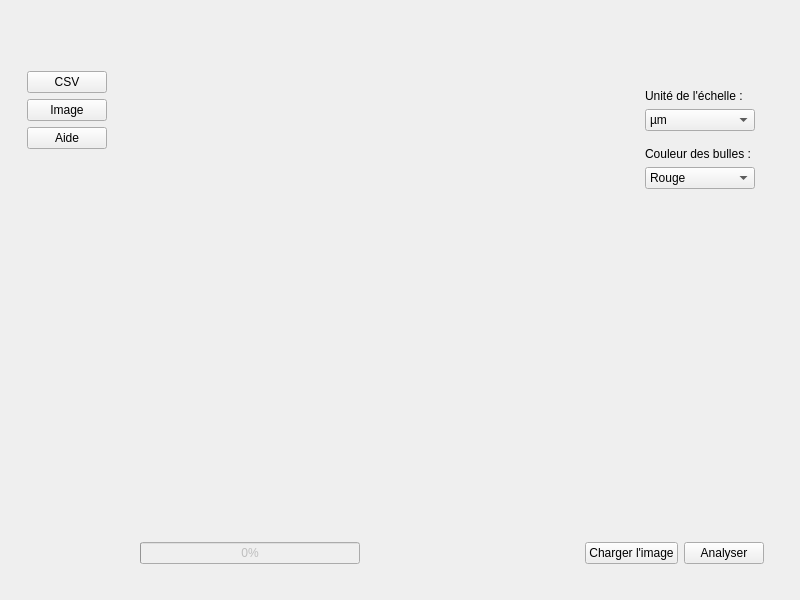
Qt form forms/mainwindow.ui (thibaud-heub/projet-s7) before a commit.
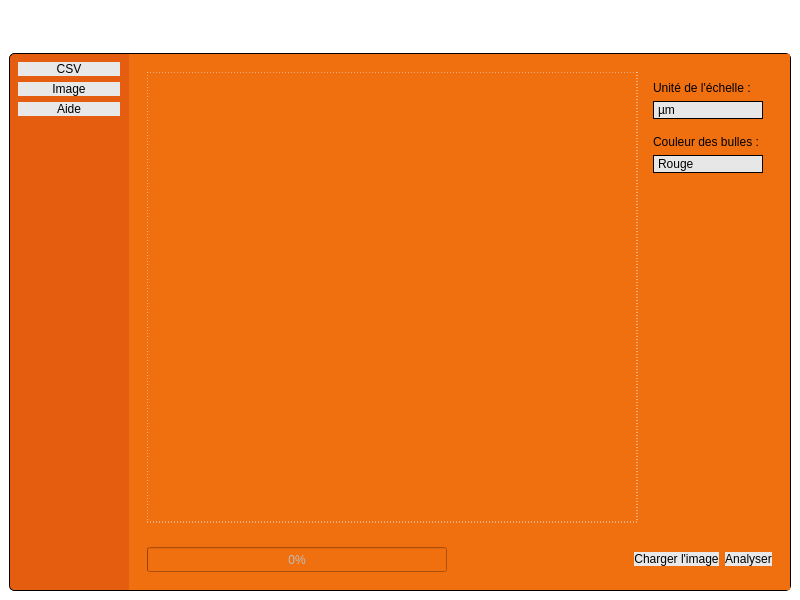
The same form after that commit. Icons and pictures are not drawn.

Patch:
```diff
--- a/forms/mainwindow.ui
+++ b/forms/mainwindow.ui
@@ -17,6 +17,99 @@
    <string notr="true"/>
   </property>
   <widget class="QWidget" name="centralwidget">
+   <property name="styleSheet">
+    <string notr="true">QWidget{
+	background-color:rgb(240, 111, 15);
+}
+
+#header, #logo, #centralwidget{
+	background-color:white;
+}
+
+#body{
+	border-radius:50px;
+}
+
+#content{
+	border-top:1px solid black;
+	border-right:1px solid black;
+	border-bottom:1px solid black;
+
+	border-top-right-radius:5px;
+	border-bottom-right-radius:5px;
+}
+
+#navbar{
+	background-color:rgb(229, 94, 15);
+	border-top:1px solid black;
+	border-bottom:1px solid black;
+	border-left:1px solid black;
+	border-top-left-radius:5px;
+	border-bottom-left-radius:5px;
+}
+
+#image {
+	border:1px dashed #EEEEEE;
+}
+
+#csvResultTable{
+border: none;
+}
+
+QPushButton{
+	padding-left:1.6em;
+	padding-right:1.6em;
+	padding-top:0.5em;
+	padding-bottom:0.5em;
+	margin-left:0em;
+	margin-right:0em;
+
+	border:none;
+	background-color:rgb(232, 232, 232);
+	color: black;
+}
+
+QPushButton:hover{
+	background-color:rgb(196, 232, 235);
+}
+
+QPushButton:pressed{
+	border: 1px solid black;
+	background-color:rgb(191, 219, 234);
+}
+
+QComboBox{
+	background-color:rgb(231, 231, 231);
+	color:black;
+	border:1px solid black;
+	padding-top:0.3em;
+	padding-bottom:0.3em;
+	padding-left:0.3em;
+}
+
+QComboBox:hover{
+	background-color:rgb(196, 232, 235);
+}
+
+QComboBox:pressed{
+	background-color:rgb(191, 219, 234);
+}
+
+QComboBox::drop-down{
+	background-color:rgb(231, 231, 231);
+}
+
+QComboBox QAbstractItemView {
+    background-color:rgb(231, 231, 231);
+}
+
+QComboBox::down-arrow {
+	image: url(&quot;:/images/chevron-down.svg&quot;);
+	padding-right:0.6em;
+	padding-left:0.6em;
+	width:1em;
+}</string>
+   </property>
    <layout class="QVBoxLayout" name="verticalLayout">
     <item>
      <widget class="QWidget" name="header" native="true">
@@ -50,9 +143,39 @@
     <item>
      <widget class="QWidget" name="body" native="true">
       <layout class="QHBoxLayout" name="horizontalLayout_2">
+       <property name="spacing">
+        <number>0</number>
+       </property>
+       <property name="leftMargin">
+        <number>0</number>
+       </property>
+       <property name="topMargin">
+        <number>0</number>
+       </property>
+       <property name="rightMargin">
+        <number>0</number>
+       </property>
+       <property name="bottomMargin">
+        <number>0</number>
+       </property>
        <item>
         <widget class="QWidget" name="navbar" native="true">
+         <property name="minimumSize">
+          <size>
+           <width>120</width>
+           <height>0</height>
+          </size>
+         </property>
          <layout class="QVBoxLayout" name="verticalLayout_2">
+          <property name="leftMargin">
+           <number>9</number>
+          </property>
+          <property name="topMargin">
+           <number>9</number>
+          </property>
+          <property name="bottomMargin">
+           <number>9</number>
+          </property>
           <item>
            <widget class="QPushButton" name="csvButton">
             <property name="text">
@@ -108,6 +231,12 @@
                 <property name="enabled">
                  <bool>false</bool>
                 </property>
+                <property name="minimumSize">
+                 <size>
+                  <width>300</width>
+                  <height>25</height>
+                 </size>
+                </property>
                 <property name="value">
                  <number>0</number>
                 </property>
@@ -138,6 +267,21 @@
                 <property name="text">
                  <string>Analyser</string>
                 </property>
+                <property name="iconSize">
+                 <size>
+                  <width>16</width>
+                  <height>16</height>
+                 </size>
+                </property>
+                <property name="autoRepeatDelay">
+                 <number>300</number>
+                </property>
+                <property name="default">
+                 <bool>false</bool>
+                </property>
+                <property name="flat">
+                 <bool>false</bool>
+                </property>
                </widget>
               </item>
              </layout>
@@ -155,6 +299,21 @@
                 <property name="text">
                  <string/>
                 </property>
+                <property name="pixmap">
+                 <pixmap resource="../resources/resources.qrc">:/images/image.svg</pixmap>
+                </property>
+                <property name="scaledContents">
+                 <bool>false</bool>
+                </property>
+                <property name="alignment">
+                 <set>Qt::AlignCenter</set>
+                </property>
+                <property name="wordWrap">
+                 <bool>false</bool>
+                </property>
+                <property name="margin">
+                 <number>0</number>
+                </property>
                </widget>
               </item>
               <item>
@@ -267,6 +426,15 @@
                 <property name="enabled">
                  <bool>false</bool>
                 </property>
+                <property name="minimumSize">
+                 <size>
+                  <width>300</width>
+                  <height>25</height>
+                 </size>
+                </property>
+                <property name="maximum">
+                 <number>100</number>
+                </property>
                 <property name="value">
                  <number>0</number>
                 </property>
@@ -279,8 +447,8 @@
                 </property>
                 <property name="sizeHint" stdset="0">
                  <size>
-                  <width>40</width>
-                  <height>20</height>
+                  <width>5</width>
+                  <height>10</height>
                  </size>
                 </property>
                </spacer>
```
